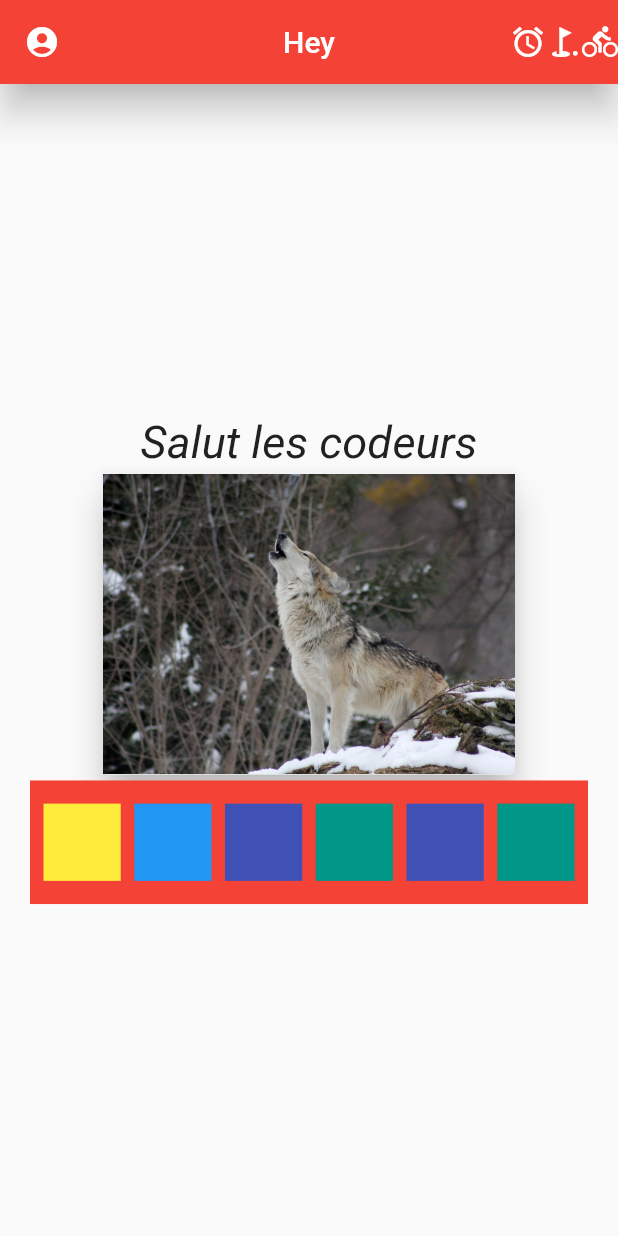
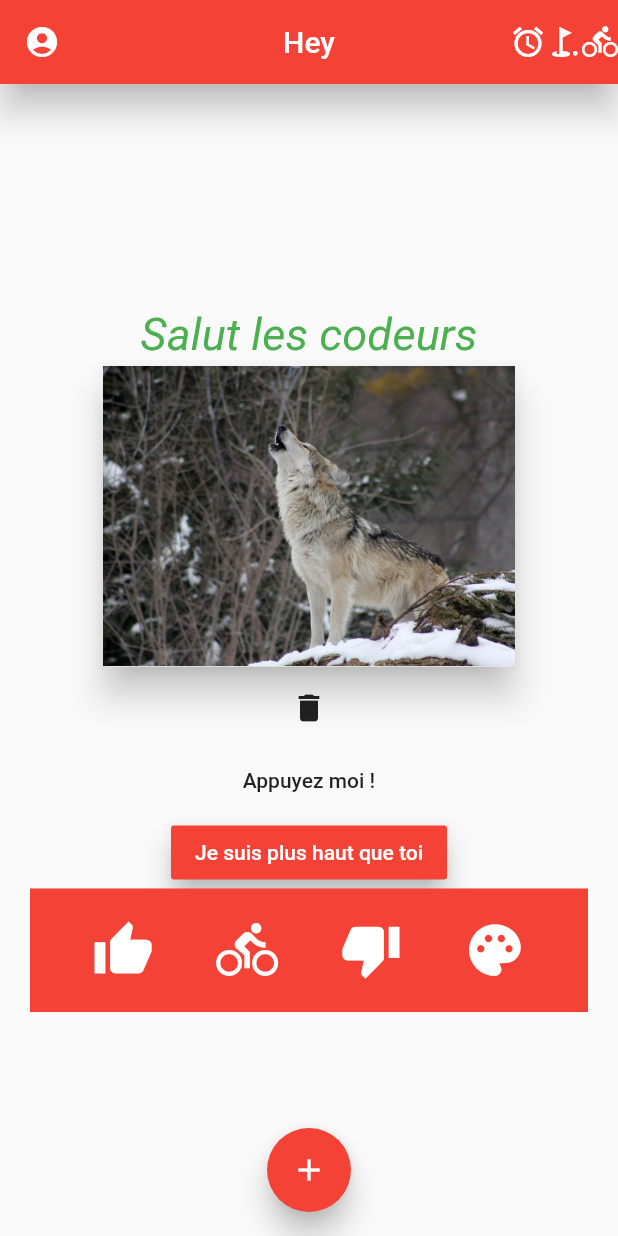
Before and after one commit to alxreed/mon_premier_flutter, a Flutter app: the screen it shows after launch, on a phone screen of 412 x 824 dp. Run offline on Flutter 3.47's test engine with Material 2 defaults, Android fonts, the phone set to English and light mode, and no system bars.

Commit message:
différents widgets utiles flutter

```diff
--- a/lib/main.dart
+++ b/lib/main.dart
@@ -27,6 +27,9 @@ class Home extends StatefulWidget {
 
 }
 class _Home extends State<Home> {
+
+  bool oui = false;
+
   @override
   Widget build(BuildContext context) {
     // TODO: implement build
@@ -50,7 +53,7 @@ class _Home extends State<Home> {
               new Text(
                 "Salut les codeurs",
                 style: new TextStyle(
-                  color: Colors.grey[900],
+                  color: (oui) ? Colors.grey[900] : Colors.green,
                   fontSize: 30.0,
                   fontStyle: FontStyle.italic
                 ),
@@ -66,6 +69,26 @@ class _Home extends State<Home> {
                   )
                 ),
               ),
+              new IconButton(
+                icon: new Icon(Icons.delete),
+                onPressed: () {
+                  print("On a appuyé sur le bouton");
+                  setState(() {
+                    oui = !oui;
+                  });
+                },
+              ),
+              new FlatButton(
+                onPressed: boutonAppuye,
+                child: new Text("Appuyez moi !"),
+              ),
+              new RaisedButton(
+                onPressed: boutonAppuye,
+                child: new Text("Je suis plus haut que toi"),
+                color: Colors.red,
+                textColor: Colors.white,
+                elevation: 8,
+              ),
               new Container(
                 height: largeur / 5,
                 color: Colors.red,
@@ -73,42 +96,54 @@ class _Home extends State<Home> {
                 child: new Row(
                   mainAxisAlignment: MainAxisAlignment.spaceEvenly,
                   children: <Widget>[
-                    new Container(
-                      height: largeur / 8,
-                      width:largeur / 8,
-                      color: Colors.yellow,
-                    ),
-                    new Container(
-                      height: largeur / 8,
-                      width:largeur / 8,
-                      color: Colors.blue,
-                    ),
-                    new Container(
-                      height: largeur / 8,
-                      width:largeur / 8,
-                      color: Colors.indigo,
-                    ),
-                    new Container(
-                      height: largeur / 8,
-                      width:largeur / 8,
-                      color: Colors.teal,
-                    ),
-                    new Container(
-                      height: largeur / 8,
-                      width:largeur / 8,
-                      color: Colors.indigo,
-                    ),
-                    new Container(
-                      height: largeur / 8,
-                      width: largeur / 8,
-                      color: Colors.teal,
-                    ),
+                    new Icon(Icons.thumb_up,
+                    color: Colors.white,
+                    size: largeur / 10,),
+                    new Icon(Icons.directions_bike,
+                    color: Colors.white,
+                    size: largeur / 10,),
+                    new Icon(Icons.thumb_down,
+                    color: Colors.white,
+                    size: largeur / 10,),
+                    new Icon(Icons.palette,
+                    color: Colors.white,
+                    size: largeur / 10,),
+                    // new Container(
+                    //   height: largeur / 8,
+                    //   width:largeur / 8,
+                    //   color: Colors.yellow,
+                    // ),
+                    // new Container(
+                    //   height: largeur / 8,
+                    //   width:largeur / 8,
+                    //   color: Colors.blue,
+                    // ),
+                    // new Container(
+                    //   height: largeur / 8,
+                    //   width:largeur / 8,
+                    //   color: Colors.indigo,
+                    // ),
+                    // new Container(
+                    //   height: largeur / 8,
+                    //   width:largeur / 8,
+                    //   color: Colors.teal,
+                    // ),
+                    // new Container(
+                    //   height: largeur / 8,
+                    //   width:largeur / 8,
+                    //   color: Colors.indigo,
+                    // ),
+                    // new Container(
+                    //   height: largeur / 8,
+                    //   width: largeur / 8,
+                    //   color: Colors.teal,
+                    // ),
                   ],
                 ),
               )
             ],
           ),
-        )
+        ),
         // new Container(
         //   color: Colors.blue,
         //   // margin: EdgeInsets.only(top: 20.0, bottom: 15.0),
@@ -141,6 +176,20 @@ class _Home extends State<Home> {
         //         //   fit: BoxFit.cover,
         //         //   ),
         // ),
+        floatingActionButton: new FloatingActionButton(
+          onPressed: boutonAppuye,
+          elevation: 8.0,
+          tooltip: 'Changer oui',
+          child: new Icon(Icons.add),
+        ),
+        floatingActionButtonLocation: FloatingActionButtonLocation.centerFloat,
     );
   }
+
+void boutonAppuye() {
+  setState(() {
+    oui = !oui;
+  });
 }
+
+}
```
